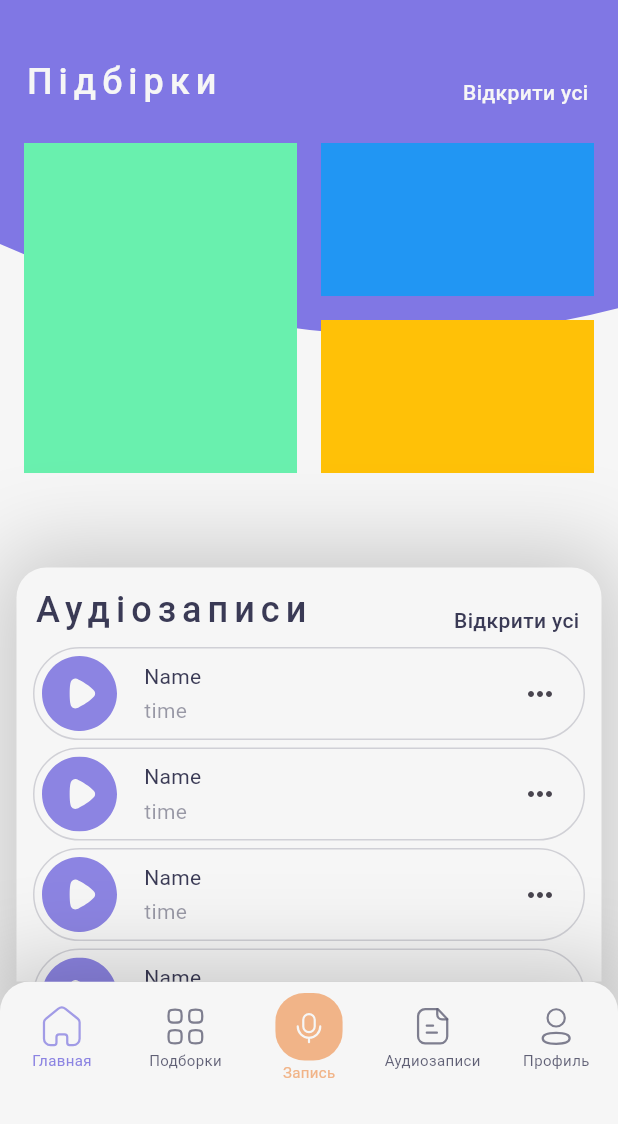
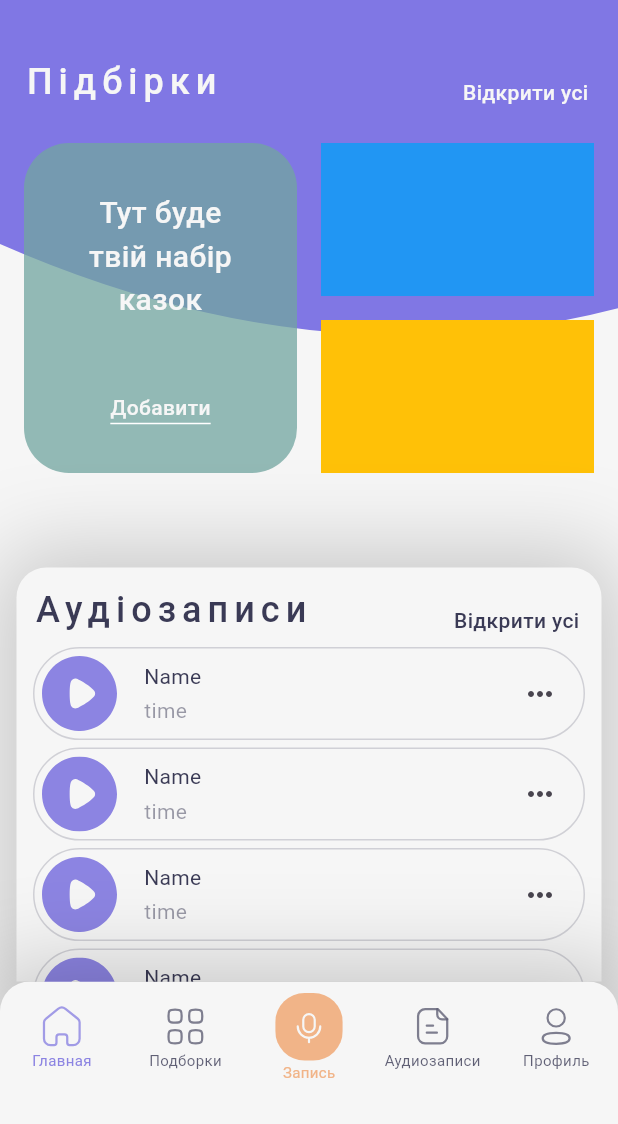
Before and after one commit to MaximDmytruk/Memory-Box, a Flutter app: the HomeScreen screen opened by its route, on a phone screen of 412 x 824 dp, the part 112-1236 px from its top. Run offline on Flutter 3.47's test engine with Material 3 defaults, Android fonts, the phone set to English and light mode, and no system bars; our stand-ins replace bloc, flutter_bloc, flutter_svg, freezed_annotation, google_fonts, permission_handler; missing offline and left inert: flutter_sound.

Commit message:
Create Photo Container

```diff
--- a/lib/constants/colors_app/colors_app.dart
+++ b/lib/constants/colors_app/colors_app.dart
@@ -19,4 +19,7 @@ class ColorsApp {
   static const Color blue103 = Color.fromRGBO(103, 139, 210, 1);
 
   static const Color orange241 = Color.fromRGBO(241, 180, 136, 1);
+
+  static const Color greenWithOpaciti075 = Color.fromRGBO(113 , 165, 159, 0.75);
+
 }
--- a/lib/screens/main_screen/main_screen.dart
+++ b/lib/screens/main_screen/main_screen.dart
@@ -46,7 +46,6 @@ class _MainScreenState extends State<MainScreen> {
                   ],
                 ),
               ),
-
               Padding(
                 padding: const EdgeInsets.symmetric(horizontal: 16.0),
                 child: Row(
@@ -85,7 +84,54 @@ class _MainScreenState extends State<MainScreen> {
                     spacing: 16.0,
                     mainAxisAlignment: MainAxisAlignment.spaceBetween,
                     children: [
-                      Expanded(child: Container(color: Colors.greenAccent)),
+                      Expanded(
+                        child: Container(
+                          padding: EdgeInsets.symmetric(horizontal: 40.0),
+                          decoration: BoxDecoration(
+                            color: ColorsApp.greenWithOpaciti075,
+                            borderRadius: BorderRadius.circular(
+                              30.0,
+                            ),
+                          ),
+                          child: Column(
+                            spacing: 47.0,
+                            mainAxisAlignment: MainAxisAlignment.center,
+                            children: [
+                              Text(
+                                'Тут буде твій набір казок',
+                                style: customTextStyle(
+                                  fontSize: 20.0,
+                                  fontWeight: FontWeight.w500,
+                                  color: ColorsApp.white246,
+                                ),
+                                textAlign: TextAlign.center,
+                              ),
+                              InkWell(
+                                borderRadius: BorderRadius.circular(25.0),
+                                onTap: () {},
+                                child: Container(
+                                  decoration: BoxDecoration(
+                                    border: Border(
+                                      bottom: BorderSide(
+                                        width: 1,
+                                        color: ColorsApp.white,
+                                      ),
+                                    ),
+                                  ),
+                                  child: Text(
+                                    'Добавити',
+                                    style: customTextStyle(
+                                      fontSize: 14.0,
+                                      fontWeight: FontWeight.w500,
+                                      color: ColorsApp.white246,
+                                    ),
+                                  ),
+                                ),
+                              ),
+                            ],
+                          ),
+                        ),
+                      ),
                       Expanded(
                         child: Column(
                           spacing: 16.0,
--- a/lib/screens/main_screen/widgets/audio_item.dart
+++ b/lib/screens/main_screen/widgets/audio_item.dart
@@ -49,9 +49,12 @@ class AudioItem extends StatelessWidget {
             ],
           ),
           Spacer(),
+          //Button
           IconButton(
             onPressed: () {},
-            icon: Icon(Icons.more_horiz),
+            icon: Icon(
+              Icons.more_horiz,
+            ),
           )
         ],
       ),
```
Also changed, not shown: lib/blocTEST/auth_state.dart (line endings or trailing spaces), 4 other files.
